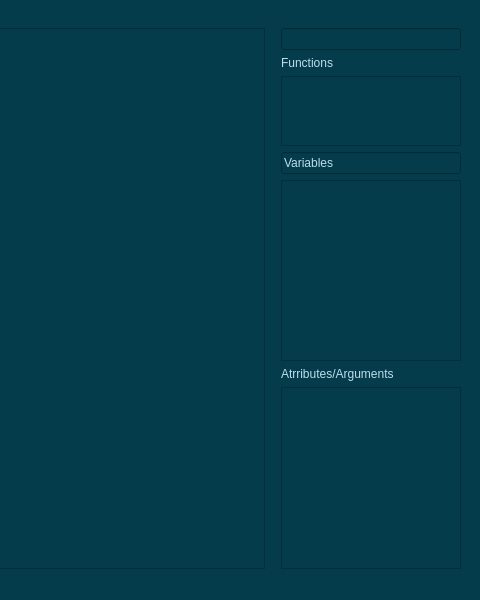
Above: forms/FunctionWindow.ui from Alienso/MainAnt before the change; both pictures show x 746 to 1226 and y 0 to 600 of the 1226 by 600 pixel window. Below: the same form after it.
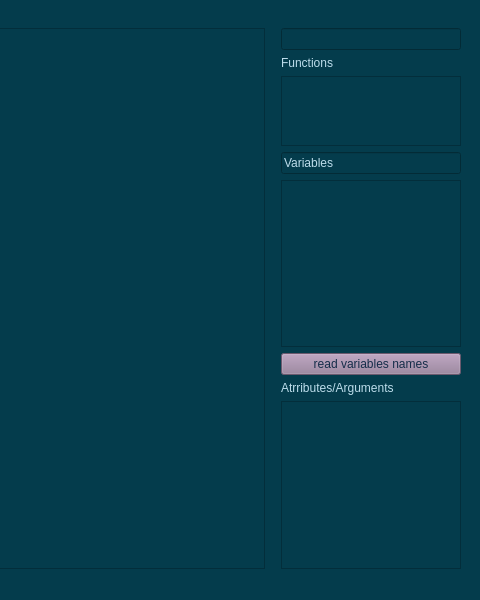
That is the form after the change. Custom widgets are drawn as their Qt base class.

```diff
--- a/forms/FunctionWindow.ui
+++ b/forms/FunctionWindow.ui
@@ -27,7 +27,7 @@
      </widget>
     </item>
     <item>
-     <layout class="QVBoxLayout" name="verticalLayout_3" stretch="0,0,2,0,0,0,0">
+     <layout class="QVBoxLayout" name="verticalLayout_3" stretch="0,0,2,0,0,0,0,0">
       <property name="leftMargin">
        <number>10</number>
       </property>
@@ -73,6 +73,17 @@
         </property>
        </widget>
       </item>
+      <item>
+       <widget class="QPushButton" name="readVarNames">
+        <property name="styleSheet">
+         <string notr="true">background-color: rgb(150, 125, 154);
+color: rgb(21, 45, 73);</string>
+        </property>
+        <property name="text">
+         <string>read variables names</string>
+        </property>
+       </widget>
+      </item>
       <item>
        <widget class="QLabel" name="label_3">
         <property name="styleSheet">
```
